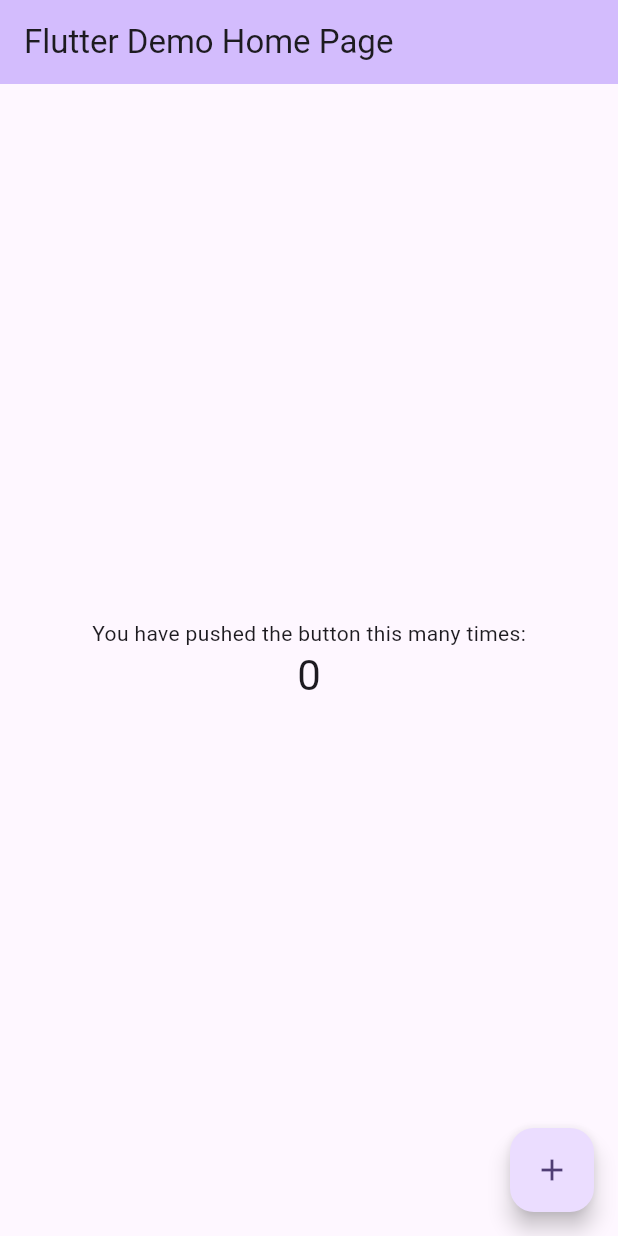
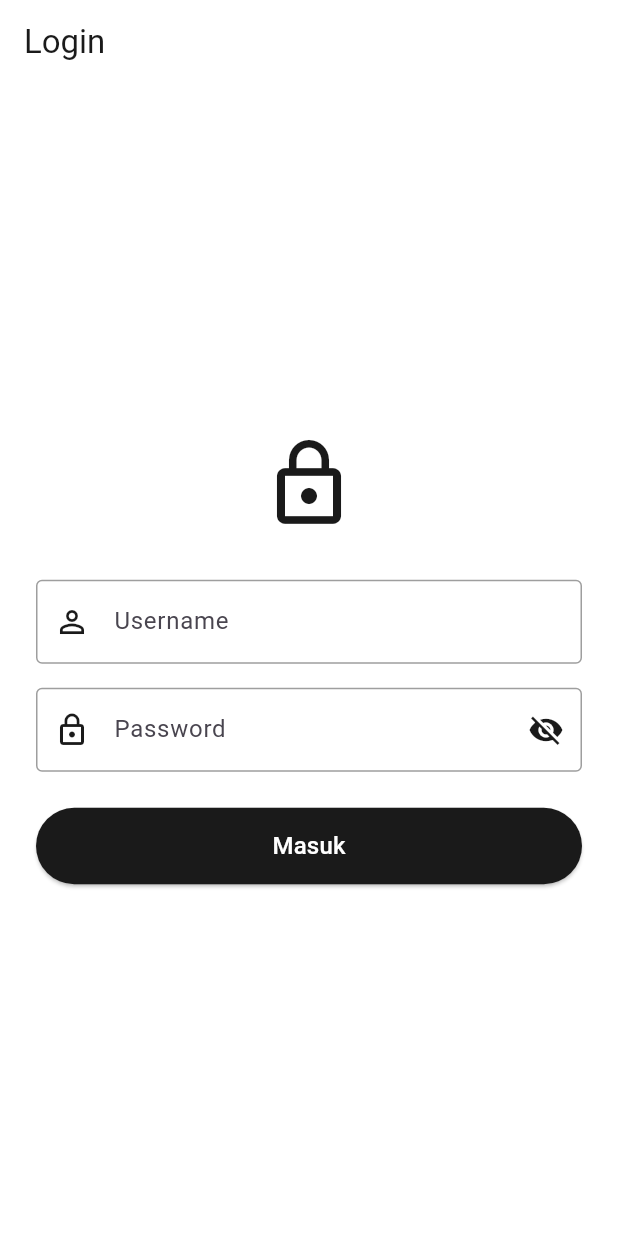
Before and after one commit to RafidH777/Mobile-Aplikasi-Matematika, a Flutter app: the screen it shows after launch, on a phone screen of 412 x 824 dp. Run offline on Flutter 3.47's test engine with Material 3 defaults, Android fonts, the phone set to English and light mode, and no system bars.

Commit message:
main dan fitur login

```diff
--- a/lib/main.dart
+++ b/lib/main.dart
@@ -1,122 +1,36 @@
 import 'package:flutter/material.dart';
+
+import 'screen/login.dart';
+import 'screen/home.dart';
+import 'screen/kelompok.dart';
+import 'screen/kalkulator.dart';
+import 'screen/ganjilgenap.dart';
+import 'screen/deret.dart';
 
 void main() {
   runApp(const MyApp());
 }
 
 class MyApp extends StatelessWidget {
-  const MyApp({super.key});
+  const MyApp({Key? key}) : super(key: key);
 
-  // This widget is the root of your application.
   @override
   Widget build(BuildContext context) {
     return MaterialApp(
-      title: 'Flutter Demo',
+      title: 'Tugas Pemrograman Dart',
+      debugShowCheckedModeBanner: false,
       theme: ThemeData(
-        // This is the theme of your application.
-        //
-        // TRY THIS: Try running your application with "flutter run". You'll see
-        // the application has a purple toolbar. Then, without quitting the app,
-        // try changing the seedColor in the colorScheme below to Colors.green
-        // and then invoke "hot reload" (save your changes or press the "hot
-        // reload" button in a Flutter-supported IDE, or press "r" if you used
-        // the command line to start the app).
-        //
-        // Notice that the counter didn't reset back to zero; the application
-        // state is not lost during the reload. To reset the state, use hot
-        // restart instead.
-        //
-        // This works for code too, not just values: Most code changes can be
-        // tested with just a hot reload.
-        colorScheme: .fromSeed(seedColor: Colors.deepPurple),
+        primarySwatch: Colors.blue,
       ),
-      home: const MyHomePage(title: 'Flutter Demo Home Page'),
+      initialRoute: '/login',
+      routes: {
+        '/login': (context) => const LoginScreen(),
+        '/home': (context) => const HomeScreen(),
+        '/kelompok': (context) => const KelompokScreen(),
+        '/kalkulator': (context) => const KalkulatorScreen(),
+        '/ganjil-genap': (context) => const GanjilGenapScreen(),
+        '/deret': (context) => const DeretScreen(),
+      },
     );
   }
 }
-
-class MyHomePage extends StatefulWidget {
-  const MyHomePage({super.key, required this.title});
-
-  // This widget is the home page of your application. It is stateful, meaning
-  // that it has a State object (defined below) that contains fields that affect
-  // how it looks.
-
-  // This class is the configuration for the state. It holds the values (in this
-  // case the title) provided by the parent (in this case the App widget) and
-  // used by the build method of the State. Fields in a Widget subclass are
-  // always marked "final".
-
-  final String title;
-
-  @override
-  State<MyHomePage> createState() => _MyHomePageState();
-}
-
-class _MyHomePageState extends State<MyHomePage> {
-  int _counter = 0;
-
-  void _incrementCounter() {
-    setState(() {
-      // This call to setState tells the Flutter framework that something has
-      // changed in this State, which causes it to rerun the build method below
-      // so that the display can reflect the updated values. If we changed
-      // _counter without calling setState(), then the build method would not be
-      // called again, and so nothing would appear to happen.
-      _counter++;
-    });
-  }
-
-  @override
-  Widget build(BuildContext context) {
-    // This method is rerun every time setState is called, for instance as done
-    // by the _incrementCounter method above.
-    //
-    // The Flutter framework has been optimized to make rerunning build methods
-    // fast, so that you can just rebuild anything that needs updating rather
-    // than having to individually change instances of widgets.
-    return Scaffold(
-      appBar: AppBar(
-        // TRY THIS: Try changing the color here to a specific color (to
-        // Colors.amber, perhaps?) and trigger a hot reload to see the AppBar
-        // change color while the other colors stay the same.
-        backgroundColor: Theme.of(context).colorScheme.inversePrimary,
-        // Here we take the value from the MyHomePage object that was created by
-        // the App.build method, and use it to set our appbar title.
-        title: Text(widget.title),
-      ),
-      body: Center(
-        // Center is a layout widget. It takes a single child and positions it
-        // in the middle of the parent.
-        child: Column(
-          // Column is also a layout widget. It takes a list of children and
-          // arranges them vertically. By default, it sizes itself to fit its
-          // children horizontally, and tries to be as tall as its parent.
-          //
-          // Column has various properties to control how it sizes itself and
-          // how it positions its children. Here we use mainAxisAlignment to
-          // center the children vertically; the main axis here is the vertical
-          // axis because Columns are vertical (the cross axis would be
-          // horizontal).
-          //
-          // TRY THIS: Invoke "debug painting" (choose the "Toggle Debug Paint"
-          // action in the IDE, or press "p" in the console), to see the
-          // wireframe for each widget.
-          mainAxisAlignment: .center,
-          children: [
-            const Text('You have pushed the button this many times:'),
-            Text(
-              '$_counter',
-              style: Theme.of(context).textTheme.headlineMedium,
-            ),
-          ],
-        ),
-      ),
-      floatingActionButton: FloatingActionButton(
-        onPressed: _incrementCounter,
-        tooltip: 'Increment',
-        child: const Icon(Icons.add),
-      ),
-    );
-  }
-}
--- a/lib/screen/login.dart
+++ b/lib/screen/login.dart
@@ -0,0 +1,220 @@
+import 'dart:async';
+import 'package:flutter/material.dart';
+
+class LoginScreen extends StatefulWidget {
+  const LoginScreen({Key? key}) : super(key: key);
+
+  @override
+  State<LoginScreen> createState() => _LoginScreenState();
+}
+
+class _LoginScreenState extends State<LoginScreen> {
+  // ---- KONFIGURASI (gampang diganti) ----
+  static const String _validUsername = 'admin';
+  static const String _validPassword = '12345';
+  static const int _maxAttempts = 5;
+  static const int _lockoutDuration = 30; // dalam detik
+  static const Color _primaryColor = Color(0xFF1A1A1A);
+
+  // ---- CONTROLLER ----
+  final TextEditingController _usernameController = TextEditingController();
+  final TextEditingController _passwordController = TextEditingController();
+
+  // ---- STATE ----
+  bool _obscurePassword = true;
+  bool _hasError = false;
+  String? _errorMessage;
+
+  int _failedAttempts = 0;
+  bool _isLocked = false;
+  int _secondsRemaining = 0;
+  Timer? _timer;
+
+  // ---- LOGIKA ----
+  void _cekLogin() {
+    if (_isLocked) return;
+
+    final username = _usernameController.text.trim();
+    final password = _passwordController.text.trim();
+
+    // Validasi field kosong -> TIDAK dihitung sebagai percobaan gagal
+    if (username.isEmpty || password.isEmpty) {
+      setState(() {
+        _hasError = true;
+        _errorMessage = 'Username dan password wajib diisi';
+      });
+      return;
+    }
+
+    // Cek kombinasi username & password
+    if (username == _validUsername && password == _validPassword) {
+      // Berhasil -> reset counter, lalu pindah ke Home
+      _failedAttempts = 0;
+      Navigator.pushReplacementNamed(context, '/home');
+    } else {
+      // Gagal -> hitung sebagai salah satu dari 5 percobaan
+      _failedAttempts++;
+      setState(() {
+        _hasError = true;
+        _errorMessage = 'Username atau password salah';
+      });
+
+      if (_failedAttempts >= _maxAttempts) {
+        _startLockout();
+      }
+    }
+  }
+
+  void _startLockout() {
+    setState(() {
+      _isLocked = true;
+      _secondsRemaining = _lockoutDuration;
+      _errorMessage = 'Terlalu banyak percobaan gagal';
+    });
+
+    _timer = Timer.periodic(const Duration(seconds: 1), (timer) {
+      setState(() {
+        _secondsRemaining--;
+      });
+
+      if (_secondsRemaining <= 0) {
+        timer.cancel();
+        setState(() {
+          _isLocked = false;
+          _failedAttempts = 0;
+          _hasError = false;
+          _errorMessage = null;
+        });
+      }
+    });
+  }
+
+  @override
+  void dispose() {
+    _usernameController.dispose();
+    _passwordController.dispose();
+    _timer?.cancel();
+    super.dispose();
+  }
+
+  // ---- TAMPILAN ----
+  @override
+  Widget build(BuildContext context) {
+    return Scaffold(
+      backgroundColor: Colors.white,
+      appBar: AppBar(
+        title: const Text('Login'),
+        backgroundColor: Colors.white,
+        foregroundColor: _primaryColor,
+        elevation: 0,
+      ),
+      body: Padding(
+        padding: const EdgeInsets.all(24.0),
+        child: Column(
+          mainAxisAlignment: MainAxisAlignment.center,
+          crossAxisAlignment: CrossAxisAlignment.stretch,
+          children: [
+            Icon(Icons.lock_outline, size: 64, color: _primaryColor),
+            const SizedBox(height: 32),
+
+            // Username
+            TextField(
+              controller: _usernameController,
+              onChanged: (_) {
+                if (_hasError) {
+                  setState(() {
+                    _hasError = false;
+                    _errorMessage = null;
+                  });
+                }
+              },
+              decoration: _buildInputDecoration(
+                label: 'Username',
+                icon: Icons.person_outline,
+              ),
+            ),
+            const SizedBox(height: 16),
+
+            // Password
+            TextField(
+              controller: _passwordController,
+              obscureText: _obscurePassword,
+              onChanged: (_) {
+                if (_hasError) {
+                  setState(() {
+                    _hasError = false;
+                    _errorMessage = null;
+                  });
+                }
+              },
+              decoration: _buildInputDecoration(
+                label: 'Password',
+                icon: Icons.lock_outline,
+                suffixIcon: IconButton(
+                  icon: Icon(
+                    _obscurePassword ? Icons.visibility_off : Icons.visibility,
+                    color: _primaryColor,
+                  ),
+                  onPressed: () {
+                    setState(() {
+                      _obscurePassword = !_obscurePassword;
+                    });
+                  },
+                ),
+              ),
+            ),
+
+            // Pesan error
+            if (_errorMessage != null) ...[
+              const SizedBox(height: 12),
+              Text(
+                _errorMessage!,
+                style: const TextStyle(color: Colors.red, fontSize: 13),
+              ),
+            ],
+
+            const SizedBox(height: 24),
+
+            // Tombol Masuk
+            ElevatedButton(
+              onPressed: _isLocked ? null : _cekLogin,
+              style: ElevatedButton.styleFrom(
+                backgroundColor: _primaryColor,
+                disabledBackgroundColor: Colors.grey,
+                padding: const EdgeInsets.symmetric(vertical: 14),
+              ),
+              child: Text(
+                _isLocked ? 'Tunggu $_secondsRemaining detik' : 'Masuk',
+                style: const TextStyle(fontSize: 16, color: Colors.white),
+              ),
+            ),
+          ],
+        ),
+      ),
+    );
+  }
+
+  InputDecoration _buildInputDecoration({
+    required String label,
+    required IconData icon,
+    Widget? suffixIcon,
+  }) {
+    return InputDecoration(
+      labelText: label,
+      prefixIcon: Icon(icon, color: _primaryColor),
+      suffixIcon: suffixIcon,
+      border: const OutlineInputBorder(),
+      enabledBorder: OutlineInputBorder(
+        borderSide: BorderSide(
+          color: _hasError ? Colors.red : Colors.grey,
+        ),
+      ),
+      focusedBorder: OutlineInputBorder(
+        borderSide: BorderSide(
+          color: _hasError ? Colors.red : _primaryColor,
+          width: 2,
+        ),
+      ),
+    );
+  }
+}
```
